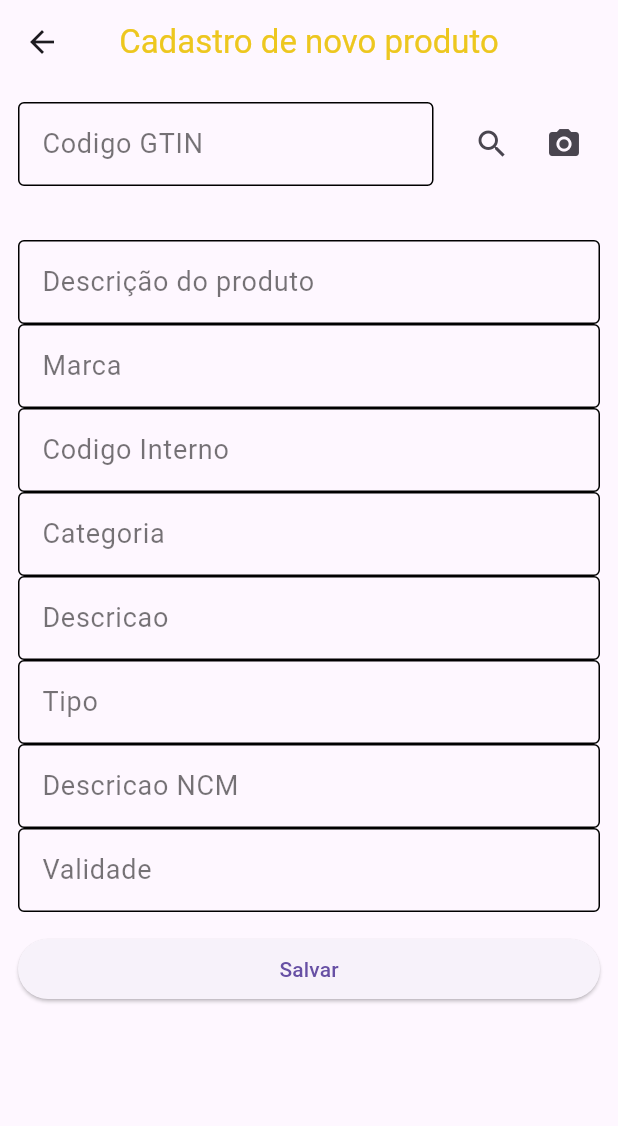
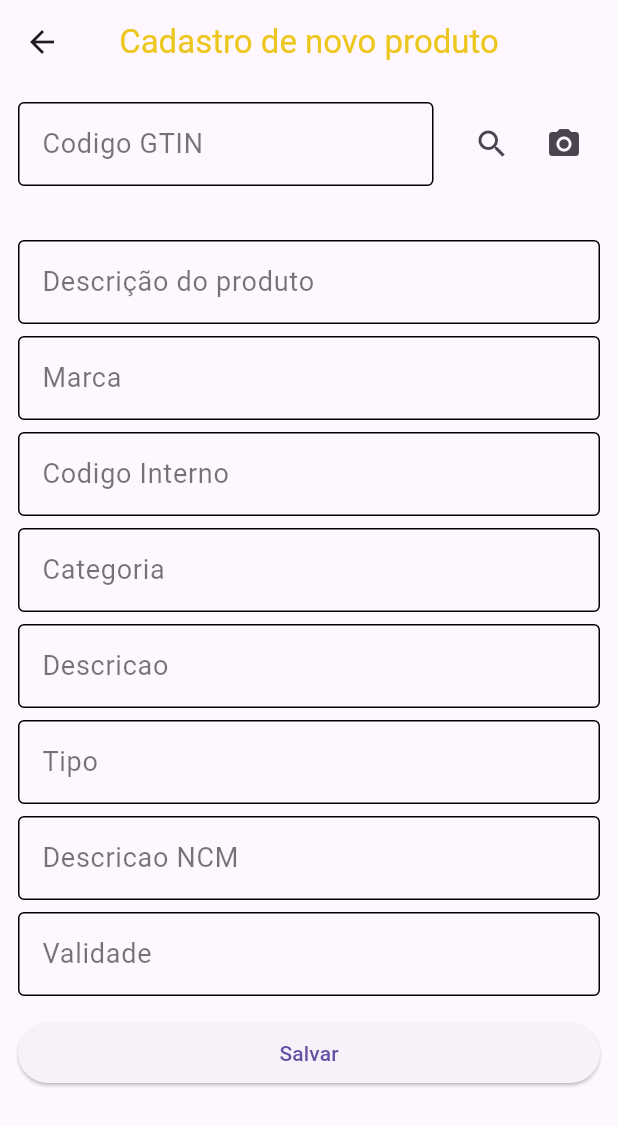
Before and after one commit to grplima/estoquesimples, a Flutter app: the screen it shows after launch, item 2 of the bottom bar chosen, on a phone screen of 412 x 824 dp. Shown: the top 1126 px of the screen. Run offline on Flutter 3.47's test engine with Material 3 defaults, Android fonts, the phone set to English and light mode, and no system bars; our stand-ins replace sqflite; missing offline and left inert: flutter_barcode_scanner; accounts and stored records are empty.

Commit message:
espacamento da tela de cadastro

```diff
--- a/lib/pages/cadastronovo.dart
+++ b/lib/pages/cadastronovo.dart
@@ -275,6 +275,10 @@ class _CadastronovoState extends State<Cadastronovo> {
                 ],
               ),
 
+              SizedBox(
+                height: 8,
+              ),
+
               Row(
                 children: [
                   Expanded(
@@ -296,6 +300,10 @@ class _CadastronovoState extends State<Cadastronovo> {
                     ),
                   ),
                 ],
+              ),
+
+              SizedBox(
+                height: 8,
               ),
 
               Row(
@@ -344,6 +352,9 @@ class _CadastronovoState extends State<Cadastronovo> {
               //   ],
               // ),
 
+              SizedBox(
+                height: 8,
+              ),
 
               Row(
                 children: [
@@ -366,6 +377,10 @@ class _CadastronovoState extends State<Cadastronovo> {
                     ),
                   ),
                 ],
+              ),
+
+              SizedBox(
+                height: 8,
               ),
 
               Row(
@@ -391,6 +406,9 @@ class _CadastronovoState extends State<Cadastronovo> {
                 ],
               ),
 
+              SizedBox(
+                height: 8,
+              ),
 
               Row(
                 children: [
@@ -413,6 +431,10 @@ class _CadastronovoState extends State<Cadastronovo> {
                     ),
                   ),
                 ],
+              ),
+
+              SizedBox(
+                height: 8,
               ),
 
               Row(
@@ -439,7 +461,9 @@ class _CadastronovoState extends State<Cadastronovo> {
               ),
 
 
-
+              SizedBox(
+                height: 8,
+              ),
 
 
               Row(
```
